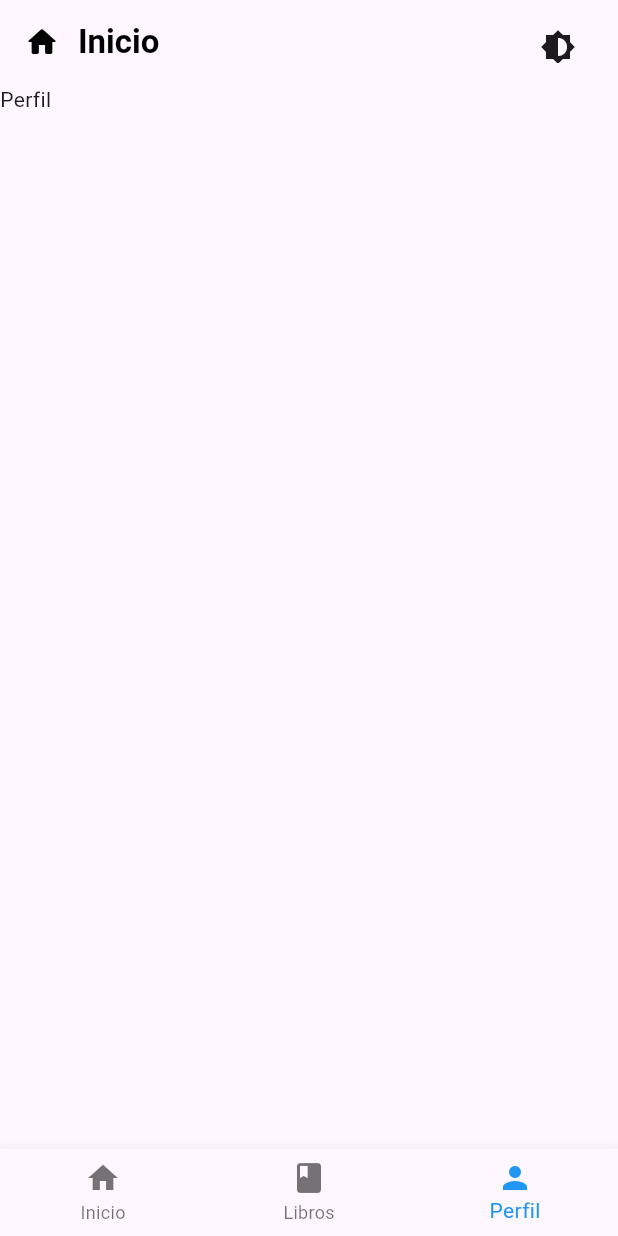
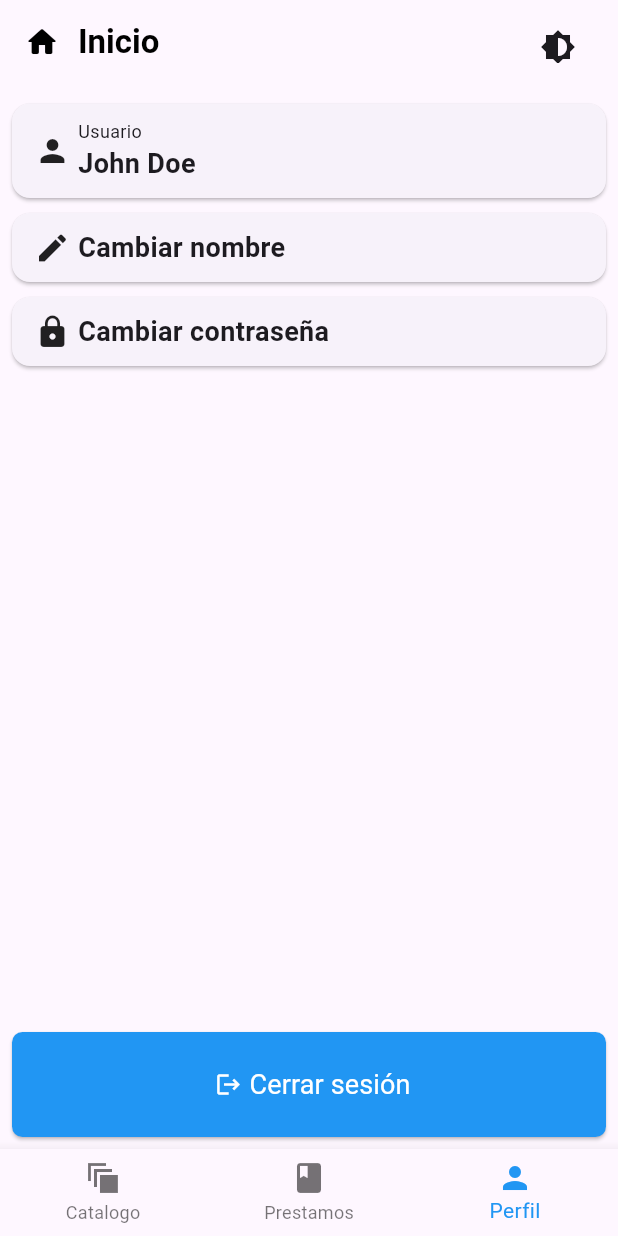
Before and after one commit to Brdly777/libros-eternos-mobile-app, a Flutter app: the Home screen opened directly, item 3 of the bottom bar chosen, on a phone screen of 412 x 824 dp. Run offline on Flutter 3.47's test engine with Material 3 defaults, Android fonts, the phone set to English and light mode, and no system bars.

Commit message:
cambios, en prestamos y se agrego perfil

```diff
--- a/lib/screens/home.dart
+++ b/lib/screens/home.dart
@@ -1,4 +1,5 @@
 import 'package:flutter/material.dart';
+import 'package:libreria/screens/profile.dart';
 import 'package:provider/provider.dart';
 import '../theme_notifier.dart';
 import 'book_list.dart'; // Importa el archivo book_list.dart
@@ -16,7 +17,7 @@ class _HomeState extends State<Home> {
   static const List<Widget> _widgetOptions = <Widget>[
     HomeContent(),
     BookList(), // Usa el BookList como una de las opciones de navegación
-    Text('Perfil'),
+    Profile()
   ];
 
   void _onItemTapped(int index) {
@@ -69,12 +70,12 @@ class _HomeState extends State<Home> {
       bottomNavigationBar: BottomNavigationBar(
         items: const <BottomNavigationBarItem>[
           BottomNavigationBarItem(
-            icon: Icon(Icons.home),
-            label: 'Inicio',
+            icon: Icon(Icons.auto_awesome_motion_sharp),
+            label: 'Catalogo',
           ),
           BottomNavigationBarItem(
             icon: Icon(Icons.book),
-            label: 'Libros',
+            label: 'Prestamos',
           ),
           BottomNavigationBarItem(
             icon: Icon(Icons.person),
@@ -132,10 +133,10 @@ class HomeContent extends StatelessWidget {
                               onPressed: () {},
                               style: ButtonStyle(
                                 backgroundColor:
-                                    MaterialStateProperty.all<Color>(
+                                    WidgetStateProperty.all<Color>(
                                         Colors.blue),
                                 foregroundColor:
-                                    MaterialStateProperty.all<Color>(
+                                    WidgetStateProperty.all<Color>(
                                         Colors.white),
                               ),
                               child: const Row(
--- /dev/null
+++ b/lib/screens/profile.dart
@@ -0,0 +1,147 @@
+// profile.dart
+
+// ignore_for_file: unnecessary_import
+
+import 'package:flutter/material.dart';
+import 'package:flutter/widgets.dart';
+import 'user_login.dart';
+
+class Profile extends StatelessWidget {
+  const Profile({super.key});
+
+  @override
+  Widget build(BuildContext context) {
+    return Padding(
+      padding: const EdgeInsets.all(8.0),
+      child: Column(
+        mainAxisAlignment: MainAxisAlignment.spaceBetween,
+        crossAxisAlignment: CrossAxisAlignment.stretch,
+        children: [
+          const Column(
+            children: [
+              Card(
+                margin:  EdgeInsets.symmetric(vertical: 5.0),
+                child: Padding(
+                  padding:  EdgeInsets.all(10.0),
+                  child: Row(
+                    children: [
+                      Padding(
+                        padding:  EdgeInsets.symmetric(horizontal: 5),
+                        child: Icon(Icons.person),
+                      ),
+                      Column(
+                        mainAxisAlignment: MainAxisAlignment.start,
+                        crossAxisAlignment: CrossAxisAlignment.start,
+                        children: [
+                          Text(
+                            'Usuario',
+                            style:  TextStyle(
+                              fontSize: 12
+                            ),
+                            ),
+                          Text(
+                            'John Doe',
+                            style:  TextStyle(
+                              fontSize: 18.0,
+                              fontWeight: FontWeight.bold,
+                            ),
+                          ),
+                        ],
+                      )
+                    ],
+                  )
+                ),
+              ),
+              Card(
+                margin:  EdgeInsets.symmetric(vertical: 5.0),
+                child: Padding(
+                  padding:  EdgeInsets.all(10.0),
+                  child: Row(
+                    children: [
+                      Padding(
+                        padding:  EdgeInsets.symmetric(horizontal: 5),
+                        child: Icon(Icons.edit),
+                      ),
+                      Text(
+                        'Cambiar nombre',
+                        style:  TextStyle(
+                          fontSize: 18.0,
+                          fontWeight: FontWeight.bold,
+                        ),
+                      ),
+                    ],
+                  )
+                ),
+              ),
+              Card(
+                margin:  EdgeInsets.symmetric(vertical: 5.0),
+                child: Padding(
+                  padding:  EdgeInsets.all(10.0),
+                  child: Row(
+                    children: [
+                      Padding(
+                        padding:  EdgeInsets.symmetric(horizontal: 5),
+                        child: Icon(Icons.lock),
+                      ),
+                      Text(
+                        'Cambiar contraseña',
+                        style:  TextStyle(
+                          fontSize: 18.0,
+                          fontWeight: FontWeight.bold,
+                        ),
+                      ),
+                    ],
+                  )
+                ),
+              )
+            ],
+          ),
+          ElevatedButton(
+            onPressed: () {
+              // Logout
+              Navigator.pushAndRemoveUntil(
+                context,
+                MaterialPageRoute(builder: (context) => UserLogin()),
+                (route) => false,
+              );
+            },
+            style: ButtonStyle(
+              // ignore: deprecated_member_use
+              backgroundColor: MaterialStateProperty.all<Color>(
+                  Colors.blue), // Color de fondo del botón
+              foregroundColor: WidgetStateProperty.all<Color>(
+                  Colors.white), // Color del texto del botón
+              padding: WidgetStateProperty.all<EdgeInsetsGeometry>(
+                const EdgeInsets.symmetric(horizontal: 24.0, vertical: 12.0),
+              ),
+              shape: WidgetStateProperty.all<RoundedRectangleBorder>(
+                RoundedRectangleBorder(
+                  borderRadius: BorderRadius.circular(7.0),
+                ),
+              ),
+            ),
+            child: const Padding(
+              padding:  EdgeInsets.all(10.0),
+              child: Row(
+                mainAxisAlignment: MainAxisAlignment.center,
+                children: [
+                  Padding(
+                    padding:  EdgeInsets.symmetric(horizontal: 5),
+                    child: Icon(Icons.logout),
+                  ),
+                  Text(
+                    'Cerrar sesión',
+                    style:  TextStyle(
+                      fontSize: 18.0,
+                      fontWeight: FontWeight.normal,
+                    ),
+                  ),
+                ],
+              )
+            ),
+          ),
+        ],
+      )
+    );
+  }
+}
```
Also changed, not shown: lib/screens/book_list.dart (+93 -1 lines), assets/img/1984.jpg (added), assets/img/HarryPotter.jpg (added), assets/img/OrgulloyPrejuicio.jpg (added), assets/img/laMilyUnNoches.jpg (added), 1 other file.
